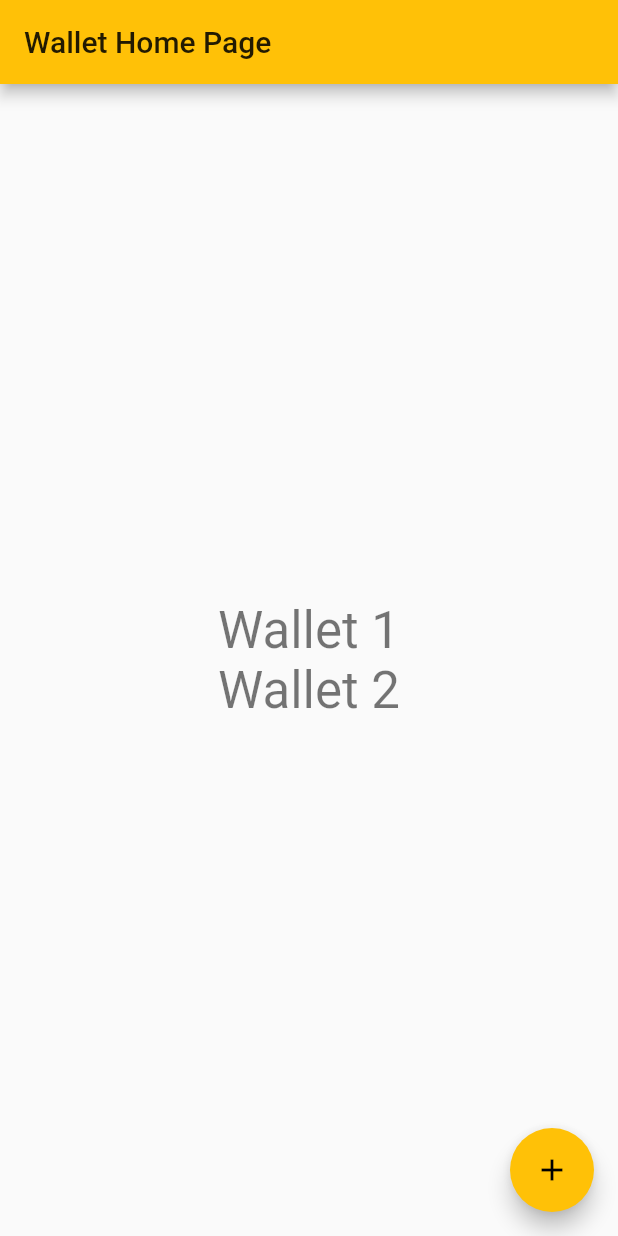
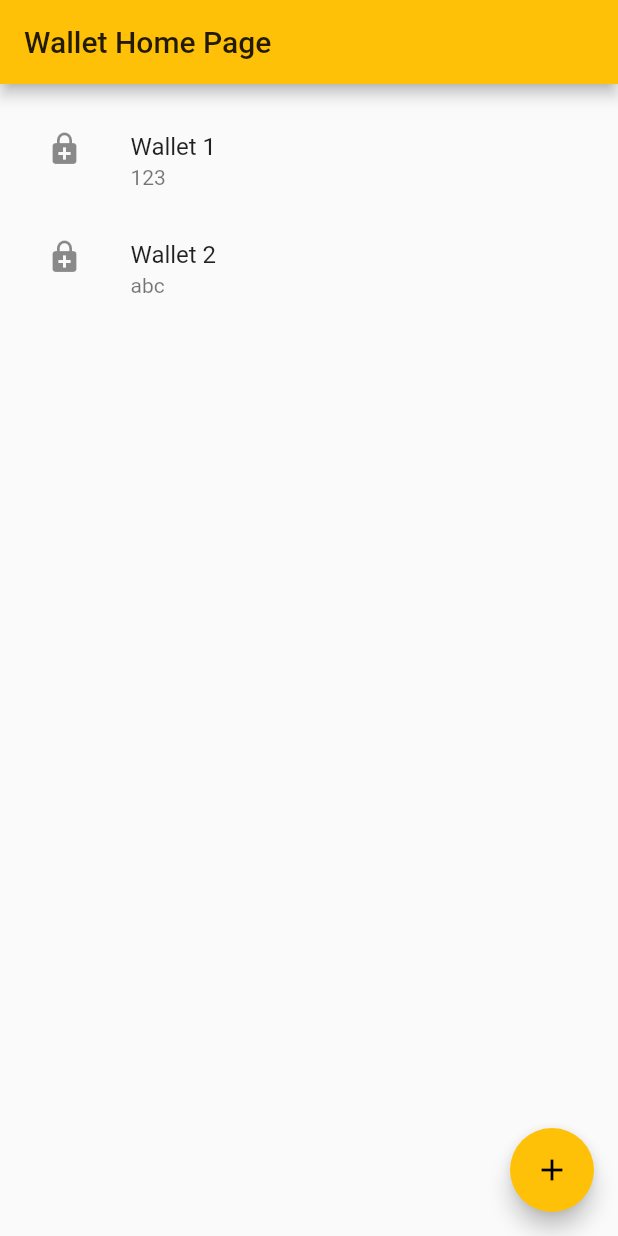
Before and after one commit to ocalvet/bitcoin-wallet, a Flutter app: the screen it shows after launch, on a phone screen of 412 x 824 dp. Run offline on Flutter 3.47's test engine with Material 2 defaults, Android fonts, the phone set to English and light mode, and no system bars.

Commit message:
Show wallets in form of list

```diff
--- a/btcwallet/lib/wallets_screen.dart
+++ b/btcwallet/lib/wallets_screen.dart
@@ -26,13 +26,14 @@ class _WalletsScreen extends State<WalletsScreen> {
         title: Text('Wallet Home Page'),
       ),
       body: Center(
-        child: Column(
-          mainAxisAlignment: MainAxisAlignment.center,
+        child: ListView(
+          padding: EdgeInsets.all(15),
           children: wallets.map((w) {
-              return Text(
-              w.name,
-              style: Theme.of(context).textTheme.display1,
-            );
+              return ListTile(
+                leading: Icon(Icons.enhanced_encryption),
+                title: Text(w.name),
+                subtitle: Text(w.walletId),
+              );
             }).toList(),
         ),
       ),
```
